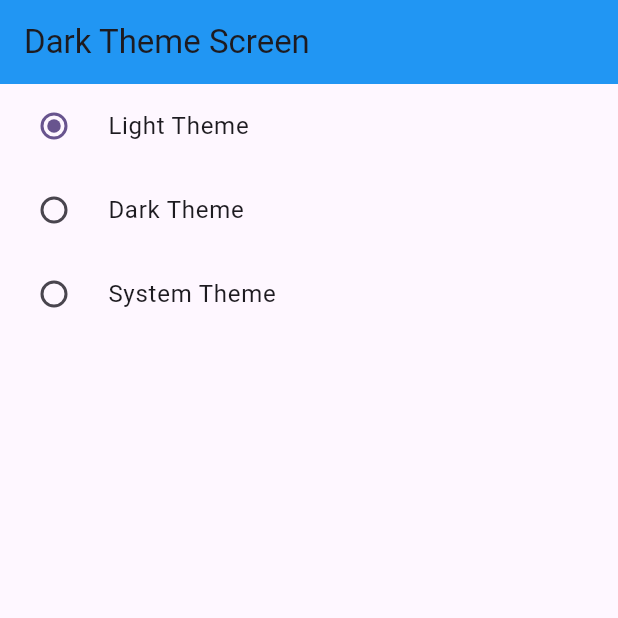
After one commit to Shakshor/provider_state_starting_flutter, a Flutter app: the screen it shows after launch, after a tap on "Light Theme", on a phone screen of 412 x 824 dp, the top half of it. The commit adds this screen. Run offline on Flutter 3.47's test engine with Material 2 defaults, Android fonts, the phone set to English and light mode, and no system bars.

Commit message:
theme change with provider is done

```diff
--- a/lib/main.dart
+++ b/lib/main.dart
@@ -3,7 +3,9 @@ import 'package:provider/provider.dart';
 import 'package:provider_state_management_starting/provider/count_provider.dart';
 import 'package:provider_state_management_starting/provider/example_one_provider.dart';
 import 'package:provider_state_management_starting/provider/favourite_provider.dart';
+import 'package:provider_state_management_starting/provider/theme_change_provider.dart';
 import 'package:provider_state_management_starting/screen/count_example.dart';
+import 'package:provider_state_management_starting/screen/dark_theme_screen.dart';
 import 'package:provider_state_management_starting/screen/example_one.dart';
 import 'package:provider_state_management_starting/screen/favourite/favourite_screen.dart';
 import 'package:provider_state_management_starting/why_provider.dart';
@@ -27,19 +29,40 @@ class MyApp extends StatelessWidget {
         ChangeNotifierProvider(create: (_) => CountProvider()),
         ChangeNotifierProvider(create: (_) => ExampleOneProvider()),
         ChangeNotifierProvider(create: (_) => FavouriteItemProvider()),
+        ChangeNotifierProvider(create: (_) => ThemeChangerProvider()),
       ],
 
-      child: MaterialApp(
+      child: Builder(builder: (BuildContext context){
+
+        // theme Changer provider
+        final themeChanger = Provider.of<ThemeChangerProvider>(context);
+
+        return MaterialApp(
           title: 'Flutter Demo',
+          themeMode: themeChanger.themeMode,
           theme: ThemeData(
+            brightness: Brightness.light,
+            appBarTheme: AppBarTheme(
+              color: Colors.blue
+            ),
             colorScheme: ColorScheme.fromSeed(seedColor: Colors.deepPurple),
             useMaterial3: true,
           ),
 
+          // dark theme add
+          darkTheme: ThemeData(
+            brightness: Brightness.dark,
+            appBarTheme: AppBarTheme(
+              color: Colors.teal,
+            )
+          ),
+
           // main screen
-        home: const FavouriteScreen(),
+          home: const DarkThemeScreen(),
 
-      ),
+        );
+      },
+      ) ,
     );
 
   }
--- /dev/null
+++ b/lib/provider/theme_change_provider.dart
@@ -0,0 +1,19 @@
+import 'package:flutter/foundation.dart';
+import 'package:flutter/material.dart';
+
+class ThemeChangerProvider with ChangeNotifier{
+
+  // initialize state
+  var _themeMode = ThemeMode.light;
+  // get the state
+  ThemeMode get themeMode => _themeMode;
+
+  void setTheme(themeMode){
+    _themeMode = themeMode;
+    notifyListeners();
+  }
+
+
+
+
+}
--- /dev/null
+++ b/lib/screen/dark_theme_screen.dart
@@ -0,0 +1,68 @@
+import 'package:flutter/material.dart';
+import 'package:provider/provider.dart';
+
+import '../provider/theme_change_provider.dart';
+
+class DarkThemeScreen extends StatefulWidget {
+  const DarkThemeScreen({super.key});
+
+  @override
+  State<DarkThemeScreen> createState() => _DarkThemeScreenState();
+}
+
+class _DarkThemeScreenState extends State<DarkThemeScreen> {
+  @override
+  Widget build(BuildContext context) {
+
+    // theme Changer provider
+    final themeChanger = Provider.of<ThemeChangerProvider>(context);
+
+    return Scaffold(
+
+      appBar: AppBar(
+        title: Text('Dark Theme Screen'),
+      ),
+
+
+
+      body:  Column(
+        children: [
+
+          // // switch button widget
+          // Switch(
+          //     value: ,
+          //     onChanged: ,
+          // ),
+
+          // radio light button
+          RadioListTile<ThemeMode>(
+            title: Text('Light Theme'),
+              value: ThemeMode.light,
+              groupValue: themeChanger.themeMode,
+              onChanged: themeChanger.setTheme
+          ),
+
+          // radio dark button
+          RadioListTile<ThemeMode>(
+              title: Text('Dark Theme'),
+              value: ThemeMode.dark,
+              groupValue: themeChanger.themeMode,
+              onChanged: themeChanger.setTheme
+          ),
+
+
+          // radio system button
+          RadioListTile<ThemeMode>(
+              title: Text('System Theme'),
+              value: ThemeMode.system,
+              groupValue: themeChanger.themeMode,
+              onChanged: themeChanger.setTheme
+          ),
+
+        ],
+      ),
+
+
+    );
+  }
+}
```
Lines whose indentation alone changed are shown as unchanged.
